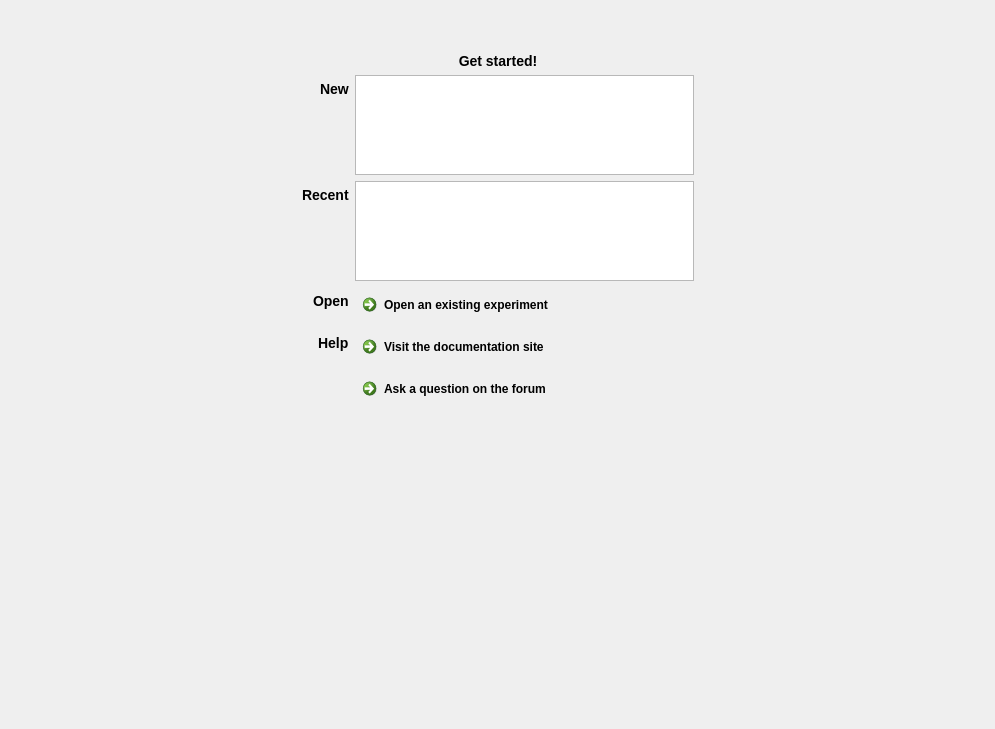
open-cogsci/OpenSesame, file resources/ui/start_new_widget.ui: the form before one commit.
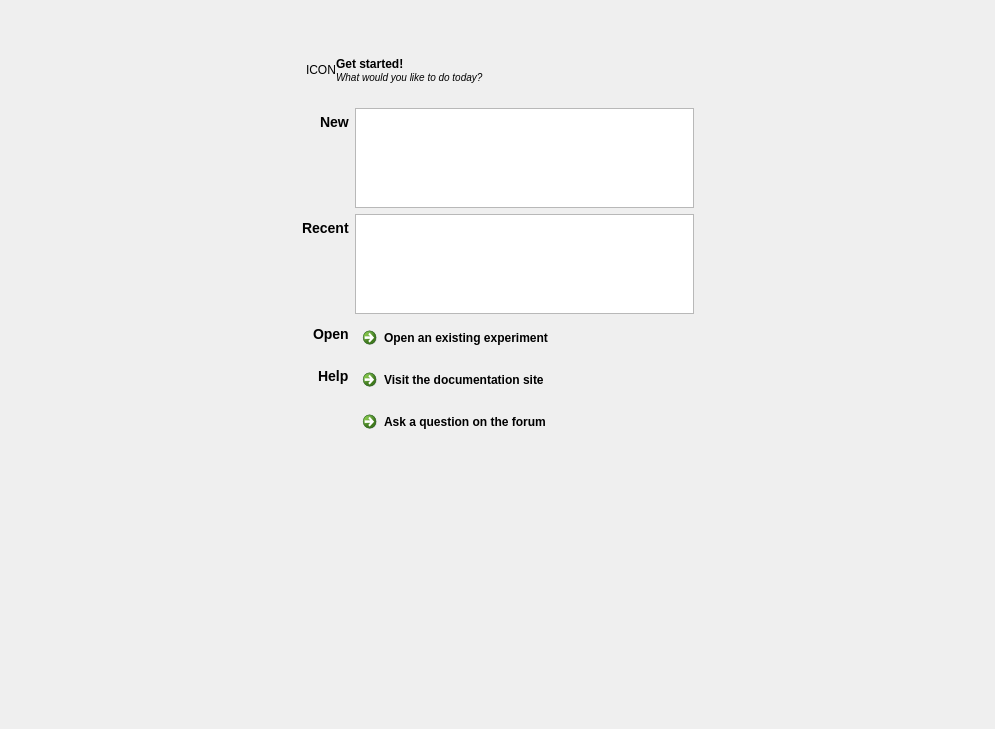
The form after the commit. Custom widgets are drawn as their Qt base class.

Commit message: qss-styled uniform header widgets

Diff of the .ui file:
```diff
--- a/resources/ui/start_new_widget.ui
+++ b/resources/ui/start_new_widget.ui
@@ -85,33 +85,14 @@
             <property name="margin">
              <number>4</number>
             </property>
-            <item row="0" column="0" colspan="2">
-             <widget class="QLabel" name="label_5">
-              <property name="sizePolicy">
-               <sizepolicy hsizetype="MinimumExpanding" vsizetype="Preferred">
-                <horstretch>0</horstretch>
-                <verstretch>0</verstretch>
-               </sizepolicy>
-              </property>
-              <property name="text">
-               <string>&lt;h3&gt;Get started!&lt;/h3&gt;</string>
-              </property>
-              <property name="alignment">
-               <set>Qt::AlignCenter</set>
-              </property>
-              <property name="wordWrap">
-               <bool>true</bool>
-              </property>
-             </widget>
-            </item>
-            <item row="1" column="0">
+            <item row="2" column="0">
              <widget class="QLabel" name="label_templates">
               <property name="text">
                <string>&lt;h3&gt;New&lt;/h3&gt;</string>
               </property>
              </widget>
             </item>
-            <item row="1" column="1">
+            <item row="2" column="1">
              <widget class="QListWidget" name="list_templates">
               <property name="maximumSize">
                <size>
@@ -121,14 +102,14 @@
               </property>
              </widget>
             </item>
-            <item row="3" column="0">
+            <item row="4" column="0">
              <widget class="QLabel" name="_label_recent">
               <property name="text">
                <string>&lt;h3&gt;Recent&lt;/h3&gt;</string>
               </property>
              </widget>
             </item>
-            <item row="3" column="1">
+            <item row="4" column="1">
              <widget class="QListWidget" name="list_recent">
               <property name="sizePolicy">
                <sizepolicy hsizetype="Expanding" vsizetype="Preferred">
@@ -144,28 +125,28 @@
               </property>
              </widget>
             </item>
-            <item row="4" column="0">
+            <item row="5" column="0">
              <widget class="QLabel" name="label_browse">
               <property name="text">
                <string>&lt;h3&gt;Open&lt;/h3&gt;</string>
               </property>
              </widget>
             </item>
-            <item row="4" column="1">
+            <item row="5" column="1">
              <widget class="QCommandLinkButton" name="button_browse">
               <property name="text">
                <string>Open an existing experiment</string>
               </property>
              </widget>
             </item>
-            <item row="5" column="0">
+            <item row="6" column="0">
              <widget class="QLabel" name="label_help">
               <property name="text">
                <string>&lt;h3&gt;Help&lt;/h3&gt;</string>
               </property>
              </widget>
             </item>
-            <item row="5" column="1">
+            <item row="6" column="1">
              <widget class="QWidget" name="widget_3" native="true">
               <layout class="QVBoxLayout" name="verticalLayout">
                <property name="margin">
@@ -188,8 +169,54 @@
               </layout>
              </widget>
             </item>
-            <item row="7" column="0">
-             <widget class="QWidget" name="widget_2" native="true"/>
+            <item row="0" column="0" colspan="2">
+             <widget class="QWidget" name="widget_header_box" native="true">
+              <layout class="QHBoxLayout" name="horizontalLayout_2">
+               <property name="spacing">
+                <number>0</number>
+               </property>
+               <property name="margin">
+                <number>4</number>
+               </property>
+               <item>
+                <widget class="QLabel" name="label_get_started">
+                 <property name="sizePolicy">
+                  <sizepolicy hsizetype="Fixed" vsizetype="Fixed">
+                   <horstretch>0</horstretch>
+                   <verstretch>0</verstretch>
+                  </sizepolicy>
+                 </property>
+                 <property name="text">
+                  <string>ICON</string>
+                 </property>
+                </widget>
+               </item>
+               <item>
+                <widget class="QLabel" name="label_2">
+                 <property name="text">
+                  <string>&lt;b&gt;Get started!&lt;/b&gt;&lt;br /&gt;
+&lt;small&gt;&lt;i&gt;What would you like to do today?&lt;/i&gt;&lt;/small&gt;</string>
+                 </property>
+                </widget>
+               </item>
+              </layout>
+             </widget>
+            </item>
+            <item row="1" column="0" colspan="2">
+             <spacer name="verticalSpacer_2">
+              <property name="orientation">
+               <enum>Qt::Vertical</enum>
+              </property>
+              <property name="sizeType">
+               <enum>QSizePolicy::Fixed</enum>
+              </property>
+              <property name="sizeHint" stdset="0">
+               <size>
+                <width>20</width>
+                <height>8</height>
+               </size>
+              </property>
+             </spacer>
             </item>
            </layout>
           </widget>
```
The commit also changes 14 other files.
